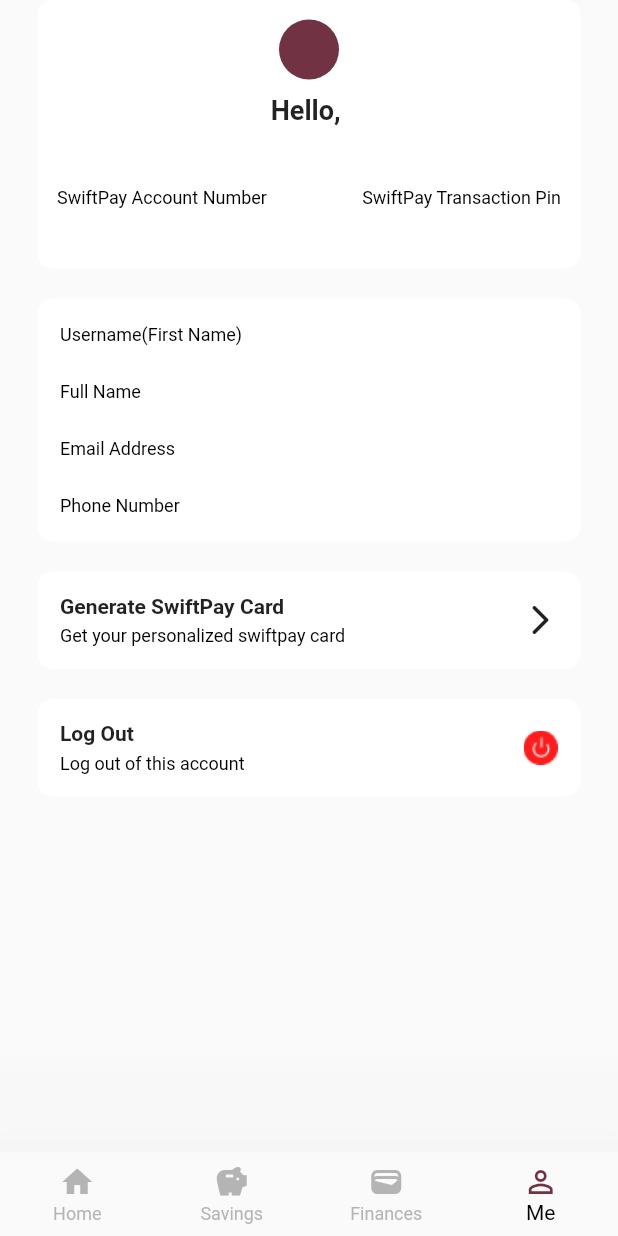
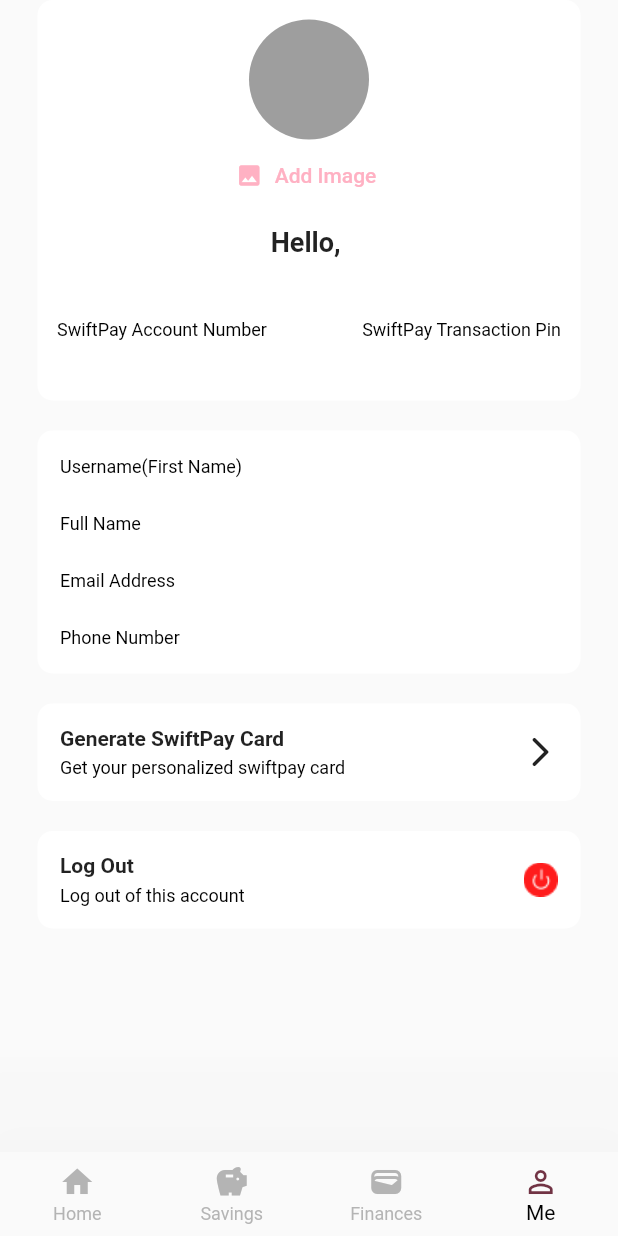
Before and after one commit to Lakesyd5/SwiftPayAPP, a Flutter app: the screen it shows once a user with an empty profile is signed in, item 4 of the bottom bar chosen, on a phone screen of 412 x 824 dp. Run offline on Flutter 3.47's test engine with Material 2 defaults, Android fonts, the phone set to English and light mode, and no system bars; our stand-ins replace cloud_firestore, firebase_auth, firebase_core, image_picker, smooth_page_indicator; accounts and stored records are empty.

Commit message:
pick user image function added to the manage account

```diff
--- a/lib/pages/manage_account.dart
+++ b/lib/pages/manage_account.dart
@@ -1,6 +1,8 @@
+import 'dart:io';
 import 'package:flutter/material.dart';
 import 'package:firebase_auth/firebase_auth.dart';
 import 'package:cloud_firestore/cloud_firestore.dart';
+import 'package:image_picker/image_picker.dart';
 
 import 'package:swiftpay/screens/auth.dart';
 
@@ -12,10 +14,25 @@
 }
 
 class _ManageAccountState extends State<ManageAccount> {
-
+  // Fetched saved user data from firebase_firestore
   Future<DocumentSnapshot<Map<String, dynamic>>> fetchUserData() async {
     final userId = FirebaseAuth.instance.currentUser!.uid;
     return FirebaseFirestore.instance.collection('users').doc(userId).get();
+  }
+
+  File? _pickedImageFile;
+
+  // Pick user image method
+  void _pickImage() async{
+    final pickedImage = await ImagePicker().pickImage(source: ImageSource.camera, imageQuality: 50, maxWidth: 150);
+
+    if (pickedImage == null) {
+      return;
+    }
+
+    setState(() {
+      _pickedImageFile = File(pickedImage.path);
+    });
   }
 
   @override
@@ -59,7 +76,16 @@
                           borderRadius: BorderRadius.circular(10)),
                       child: Column(
                         children: [
-                          CircleAvatar(),
+                          // User image Preview and add button
+                          CircleAvatar(
+                            radius: 40,
+                            backgroundColor: Colors.grey,
+                            foregroundImage: _pickedImageFile != null ? FileImage(_pickedImageFile!) : null,
+                          ),
+                          TextButton.icon(
+                              onPressed: _pickImage,
+                              icon: Icon(Icons.image),
+                              label: Text('Add Image', style: TextStyle(color: Theme.of(context).colorScheme.primary),)),
                           SizedBox(height: 10),
                           Text(
                             'Hello, $firstName',
--- a/pubspec.yaml
+++ b/pubspec.yaml
@@ -40,6 +40,8 @@
   firebase_core: ^2.14.0
   firebase_auth: ^4.6.3
   cloud_firestore: ^4.8.1
+  firebase_storage: ^11.2.4
+  image_picker: ^1.0.0
 
 dev_dependencies:
   flutter_test:
```
Also changed, not shown: pubspec.lock, 5 other files.
